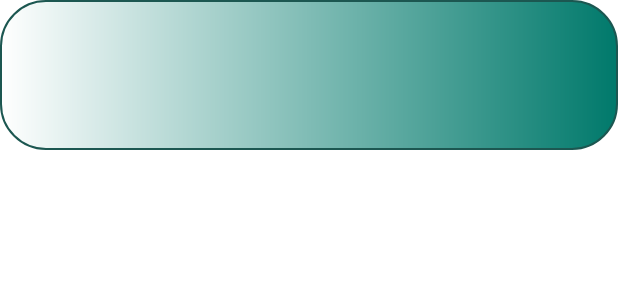
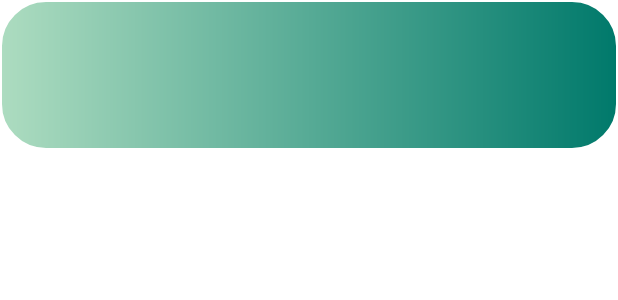
Before and after one commit to SaadNiaziDev/Hisaab_Kitaab, an Android app: the layout listtile.xml on its own in the app's theme, with its tools: preview values and no code run, on a phone screen of 412 x 824 dp. Shown: the top 300 px of the screen. Run offline under Robolectric (Android 15) with nearby library versions, the phone set to English and light mode, and no system bars.

Commit message:
design fixes

```diff
--- a/app/src/main/res/drawable/list.xml
+++ b/app/src/main/res/drawable/list.xml
@@ -2,7 +2,7 @@
 <shape xmlns:android="http://schemas.android.com/apk/res/android">
     <solid android:color="@color/colorPrimary"/>
     <corners android:radius="30dp"/>
-    <stroke android:color="#1C5751" android:width="1dp"/>
-    <gradient android:startColor="#ffffff" android:endColor="@color/colorPrimary"/>
+    <stroke android:color="#ffffff" android:width="1dp"/>
+    <gradient android:startColor="#ADDCC0" android:endColor="@color/colorPrimary"/>
     <size android:height="50dp" android:width="300dp" />
 </shape>
--- a/app/src/main/res/layout/activity_home_screen.xml
+++ b/app/src/main/res/layout/activity_home_screen.xml
@@ -4,7 +4,7 @@
     xmlns:tools="http://schemas.android.com/tools"
     android:layout_width="match_parent"
     android:layout_height="match_parent"
-    android:background="@color/colorPrimary"
+    android:background="@color/ic_launcher_background"
     tools:context=".HomeScreen">
 
     <androidx.constraintlayout.widget.ConstraintLayout
@@ -21,7 +21,7 @@
             android:id="@+id/recyclerView"
             android:layout_width="416dp"
             android:layout_height="527dp"
-            android:background="@color/colorPrimary"
+            android:background="@color/ic_launcher_background"
             app:layout_constraintBottom_toTopOf="@+id/add_btn"
             app:layout_constraintEnd_toEndOf="parent"
             app:layout_constraintStart_toStartOf="parent"
--- a/app/src/main/res/layout/listtile.xml
+++ b/app/src/main/res/layout/listtile.xml
@@ -48,7 +48,8 @@
         android:layout_marginStart="72dp"
         android:layout_marginTop="20dp"
         android:fontFamily="sans-serif-condensed"
-        android:textSize="20sp"
+        android:textSize="24sp"
+        android:textStyle="bold"
         app:layout_constraintStart_toStartOf="parent"
         app:layout_constraintTop_toTopOf="parent" />
 
```
